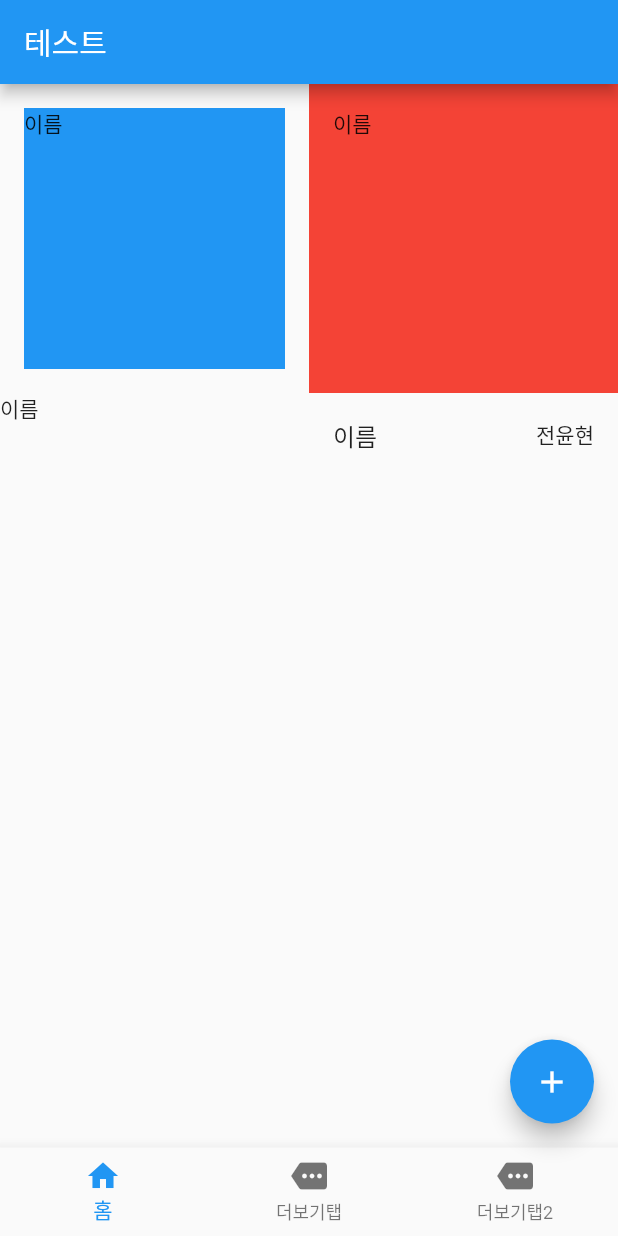
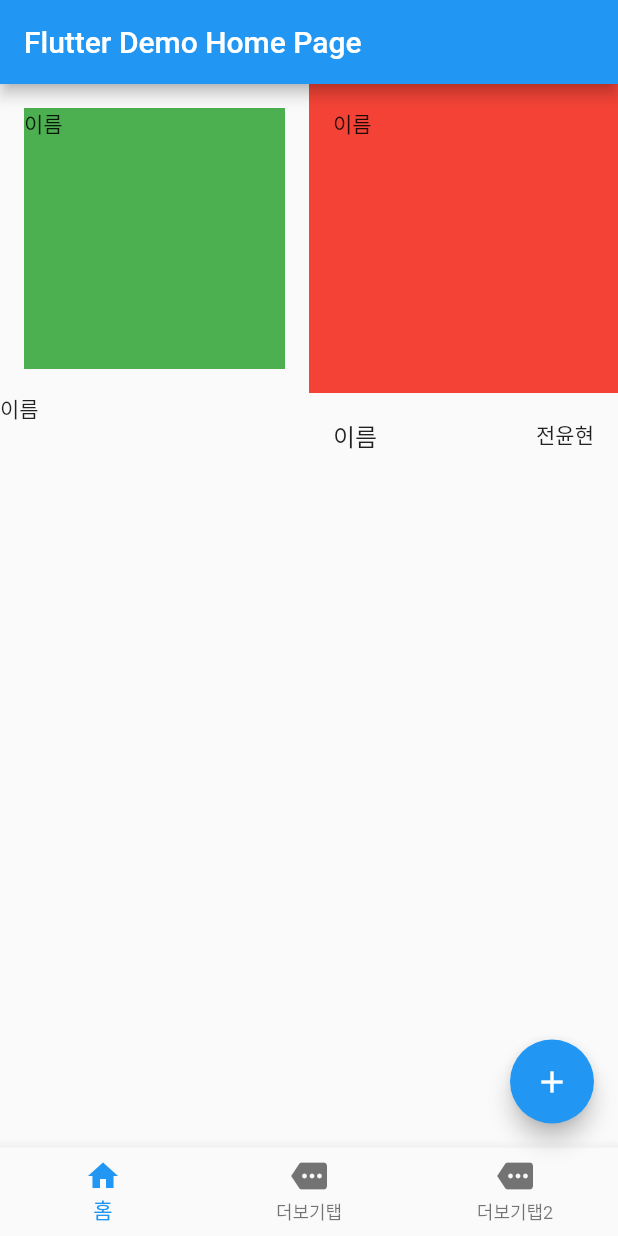
Before and after one commit to Bepo0328/StudyToFlutter2, a Flutter app: the MyHomePage screen opened directly, after a tap on "이름", on a phone screen of 412 x 824 dp. Run offline on Flutter 3.47's test engine with Material 2 defaults, Android fonts, the phone set to English and light mode, and no system bars.

Commit message:
StudyToFlutter2: Stateless, Stateful

```diff
--- a/flutter_app/lib/main.dart
+++ b/flutter_app/lib/main.dart
@@ -30,6 +30,7 @@ class MyHomePage extends StatefulWidget {
 class _MyHomePageState extends State<MyHomePage> {
   int _counter = 0;
   int _idx = 0;
+  Color _color = Colors.blue;
 
   void _incrementCounter() {
     setState(() {
@@ -38,20 +39,31 @@ class _MyHomePageState extends State<MyHomePage> {
   }
 
   @override
+  void initState() {
+    super.initState();
+    _color = Colors.green;
+  }
+
+  @override
   Widget build(BuildContext context) {
     return Scaffold(
       appBar: AppBar(
-        title: const Text('테스트'),
+        title: Text(widget.title),
       ),
       body: Center(
         child: GridView.count(
           crossAxisCount: 2,
           childAspectRatio: 1,
           children: [
-            Container(
-              child: const Text('이름'),
-              margin: const EdgeInsets.all(16.0),
-              color: Colors.blue,
+            InkWell(
+              child: Container(
+                child: const Text('이름'),
+                margin: const EdgeInsets.all(16.0),
+                color: _color,
+              ),
+              onTap: () {
+                Navigator.pop(context);
+              },
             ),
             Container(
               child: const Text('이름'),
@@ -71,7 +83,14 @@ class _MyHomePageState extends State<MyHomePage> {
       ),
       floatingActionButton: FloatingActionButton(
         onPressed: () {
-          print('FAB 눌림');
+          Navigator.push(
+            context,
+            MaterialPageRoute(
+              builder: (context) {
+                return const MyHomePage(title: '새로운 페이지!');
+              },
+            ),
+          );
         },
         tooltip: 'Increment',
         child: const Icon(Icons.add),
```
Also changed, not shown: 1 other file.
